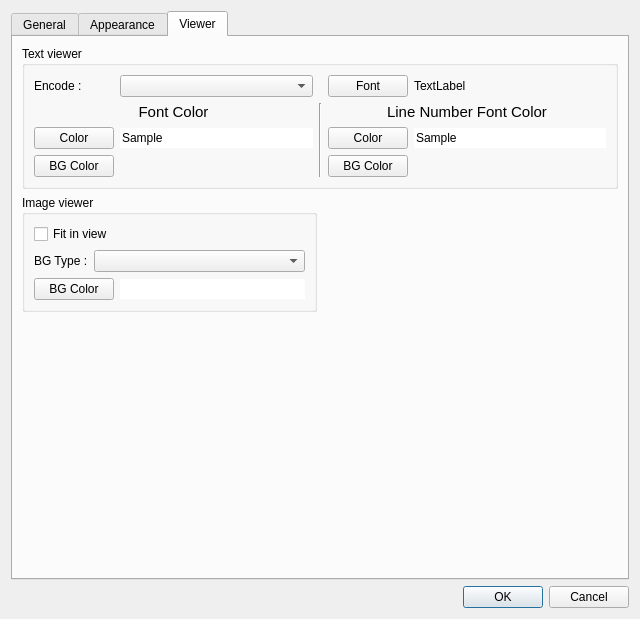
First picture: the form in preferencesdialog.ui, repository haraki/farman, before the edit.
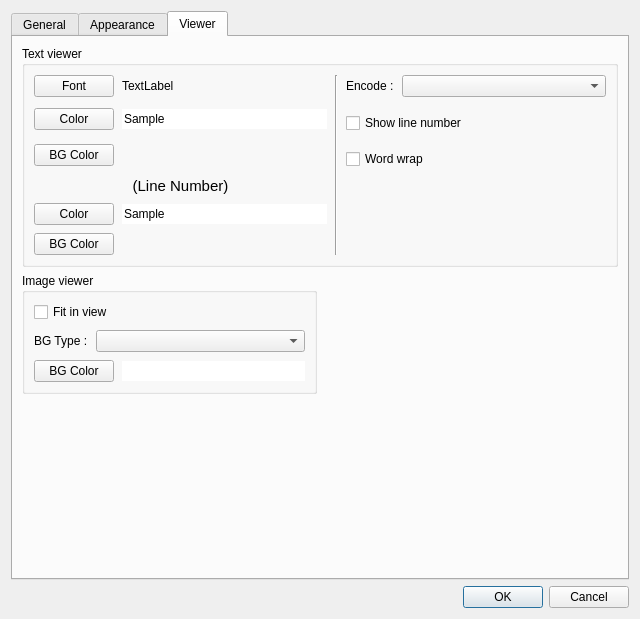
Second picture: the form after the edit. The open tabs and pages were chosen to show the change.

Commit message: add settings to "show line number" and "word wrap".

```diff
--- a/preferencesdialog.ui
+++ b/preferencesdialog.ui
@@ -936,6 +936,9 @@
           <string>Image viewer</string>
          </property>
          <layout class="QGridLayout" name="gridLayout_9">
+          <property name="spacing">
+           <number>8</number>
+          </property>
           <item row="1" column="1" colspan="2">
            <widget class="QComboBox" name="imageViewerBGTypeComboBox"/>
           </item>
@@ -997,47 +1000,46 @@
          <property name="title">
           <string>Text viewer</string>
          </property>
-         <layout class="QGridLayout" name="gridLayout_8">
+         <layout class="QGridLayout" name="gridLayout_8" columnstretch="0,1,0,0,0,1">
+          <property name="spacing">
+           <number>8</number>
+          </property>
           <item row="0" column="0">
+           <widget class="QPushButton" name="textViewerFontPushButton">
+            <property name="text">
+             <string>Font</string>
+            </property>
+           </widget>
+          </item>
+          <item row="0" column="1">
+           <widget class="QLabel" name="textViewerFontLabel">
+            <property name="text">
+             <string>TextLabel</string>
+            </property>
+           </widget>
+          </item>
+          <item row="0" column="2" rowspan="8" colspan="2">
+           <widget class="Line" name="line">
+            <property name="orientation">
+             <enum>Qt::Vertical</enum>
+            </property>
+           </widget>
+          </item>
+          <item row="0" column="4">
            <widget class="QLabel" name="textViewerEncodeLabel">
             <property name="text">
              <string>Encode :</string>
             </property>
            </widget>
           </item>
-          <item row="0" column="1">
-           <widget class="QComboBox" name="textViewerEncodeComboBox"/>
-          </item>
-          <item row="0" column="5">
-           <widget class="QLabel" name="textViewerFontLabel">
-            <property name="text">
-             <string>TextLabel</string>
-            </property>
-           </widget>
-          </item>
-          <item row="1" column="0" colspan="2">
-           <widget class="QLabel" name="textViewerFontColorLabel">
-            <property name="font">
-             <font>
-              <pointsize>11</pointsize>
-             </font>
-            </property>
-            <property name="text">
-             <string>Font Color</string>
-            </property>
-            <property name="alignment">
-             <set>Qt::AlignCenter</set>
-            </property>
-           </widget>
-          </item>
-          <item row="2" column="0">
+          <item row="1" column="0" rowspan="2">
            <widget class="QPushButton" name="textViewerFontColorPushButton">
             <property name="text">
              <string>Color</string>
             </property>
            </widget>
           </item>
-          <item row="2" column="1">
+          <item row="1" column="1" rowspan="2">
            <widget class="QLineEdit" name="textViewerSampleLineEdit">
             <property name="focusPolicy">
              <enum>Qt::NoFocus</enum>
@@ -1053,14 +1055,21 @@
             </property>
            </widget>
           </item>
-          <item row="2" column="3" colspan="2">
+          <item row="3" column="0" rowspan="2">
+           <widget class="QPushButton" name="textViewerBGColorPushButton">
+            <property name="text">
+             <string>BG Color</string>
+            </property>
+           </widget>
+          </item>
+          <item row="6" column="0">
            <widget class="QPushButton" name="textViewerLineNumberFontColorPushButton">
             <property name="text">
              <string>Color</string>
             </property>
            </widget>
           </item>
-          <item row="2" column="5">
+          <item row="6" column="1">
            <widget class="QLineEdit" name="textViewerLineNumberSampleLineEdit">
             <property name="focusPolicy">
              <enum>Qt::NoFocus</enum>
@@ -1076,21 +1085,14 @@
             </property>
            </widget>
           </item>
-          <item row="3" column="0">
-           <widget class="QPushButton" name="textViewerBGColorPushButton">
-            <property name="text">
-             <string>BG Color</string>
-            </property>
-           </widget>
-          </item>
-          <item row="3" column="3" colspan="2">
+          <item row="7" column="0">
            <widget class="QPushButton" name="textViewerLineNumberBGColorPushButton">
             <property name="text">
              <string>BG Color</string>
             </property>
            </widget>
           </item>
-          <item row="1" column="3" colspan="3">
+          <item row="5" column="0" colspan="2">
            <widget class="QLabel" name="textViewerLineNumberFontColorLabel">
             <property name="font">
              <font>
@@ -1098,24 +1100,31 @@
              </font>
             </property>
             <property name="text">
-             <string>Line Number Font Color</string>
+             <string>(Line Number)</string>
             </property>
             <property name="alignment">
              <set>Qt::AlignCenter</set>
             </property>
            </widget>
           </item>
-          <item row="0" column="3" colspan="2">
-           <widget class="QPushButton" name="textViewerFontPushButton">
+          <item row="0" column="5">
+           <widget class="QComboBox" name="textViewerEncodeComboBox">
+            <property name="insertPolicy">
+             <enum>QComboBox::NoInsert</enum>
+            </property>
+           </widget>
+          </item>
+          <item row="2" column="4" colspan="2">
+           <widget class="QCheckBox" name="textViewerShowLineNumberCheckBox">
             <property name="text">
-             <string>Font</string>
+             <string>Show line number</string>
             </property>
            </widget>
           </item>
-          <item row="1" column="2" rowspan="3">
-           <widget class="Line" name="line">
-            <property name="orientation">
-             <enum>Qt::Vertical</enum>
+          <item row="4" column="4" colspan="2">
+           <widget class="QCheckBox" name="textViewerWordWrapCheckBox">
+            <property name="text">
+             <string>Word wrap</string>
             </property>
            </widget>
           </item>
```
Left out of the diff: 28 changed lines with no effect on the pictures. The commit also changes 3 other files.
